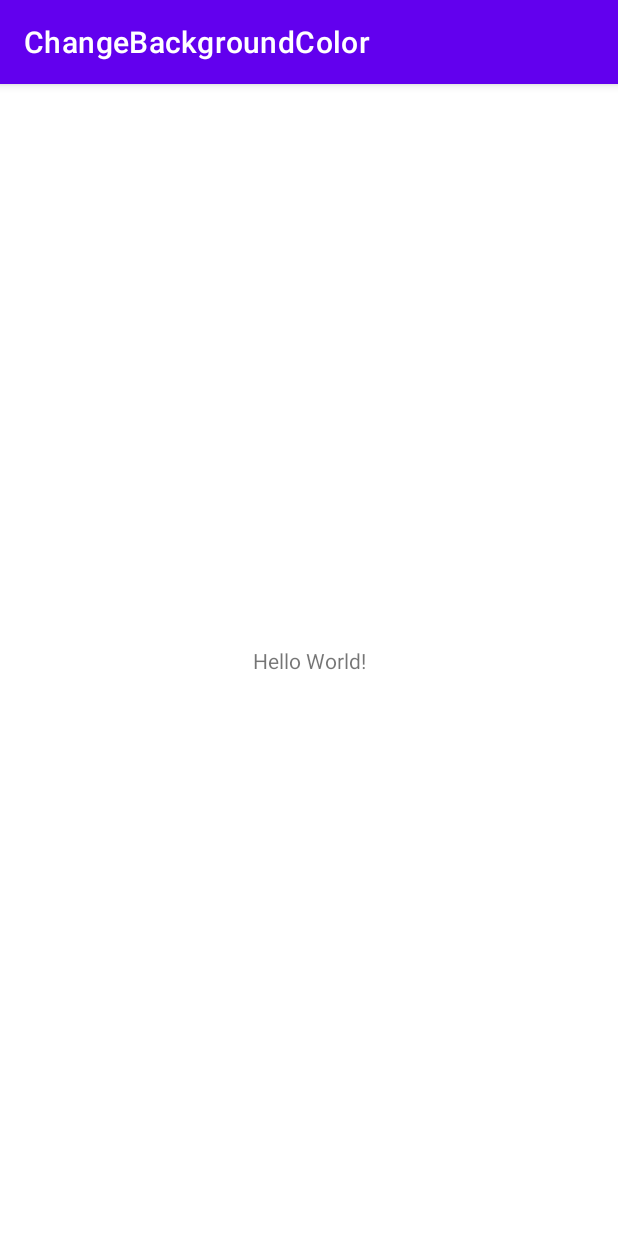
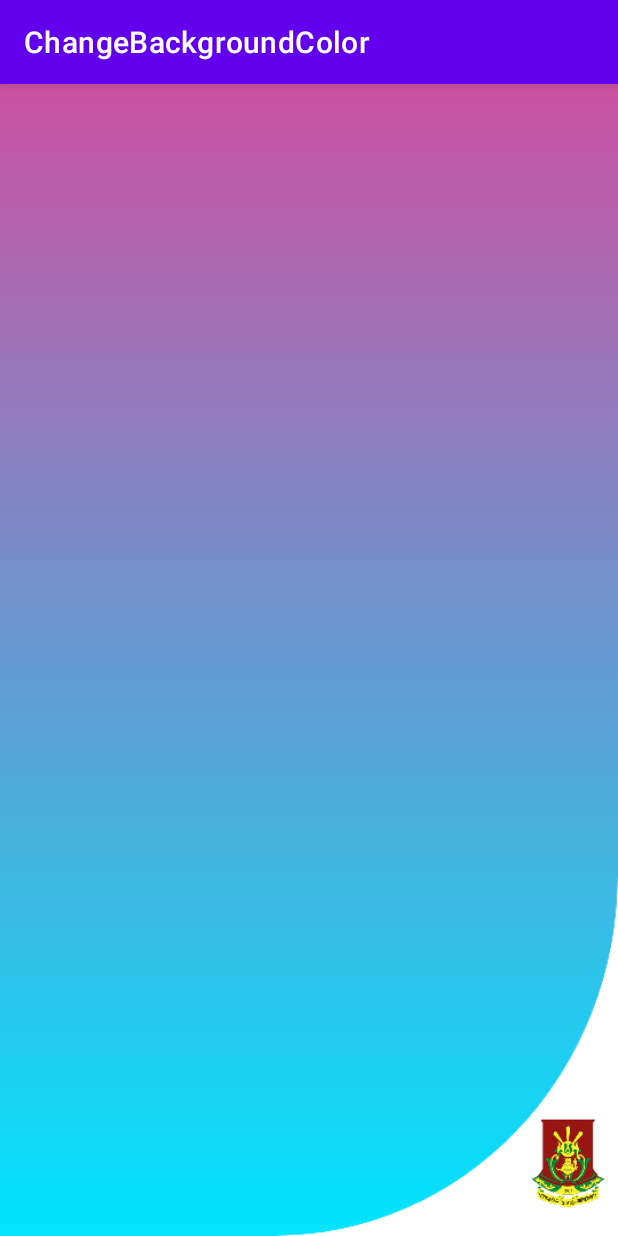
Before and after one commit to bryanladion/ChangeBackgroundColor, an Android app: the screen it shows after launch (MainActivity), on a phone screen of 412 x 824 dp. Run offline under Robolectric (Android 15) with nearby library versions, the phone set to English and light mode, and no system bars.

Commit message:
adding background

```diff
--- a/app/src/main/res/layout/activity_main.xml
+++ b/app/src/main/res/layout/activity_main.xml
@@ -4,15 +4,9 @@
     xmlns:tools="http://schemas.android.com/tools"
     android:layout_width="match_parent"
     android:layout_height="match_parent"
-    tools:context=".MainActivity">
+    tools:context=".MainActivity"
+    android:background="@drawable/screen_background">
 
-    <TextView
-        android:layout_width="wrap_content"
-        android:layout_height="wrap_content"
-        android:text="Hello World!"
-        app:layout_constraintBottom_toBottomOf="parent"
-        app:layout_constraintLeft_toLeftOf="parent"
-        app:layout_constraintRight_toRightOf="parent"
-        app:layout_constraintTop_toTopOf="parent" />
+
 
 </androidx.constraintlayout.widget.ConstraintLayout>
```
Also changed, not shown: app/src/main/java/com/newproject/changebackgroundcolor/MainActivity.kt (line endings or trailing spaces).
